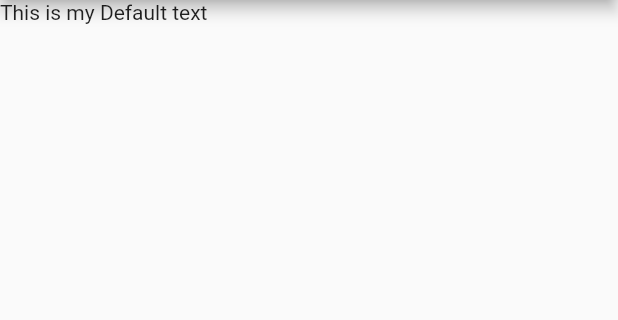
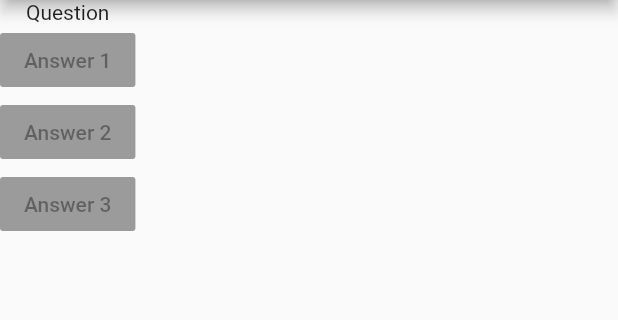
Before and after one commit to bradshaw10/testingflutterapp, a Flutter app: the screen it shows after launch, on a phone screen of 412 x 824 dp, the part 84-404 px from its top. Run offline on Flutter 3.47's test engine with Material 2 defaults, Android fonts, the phone set to English and light mode, and no system bars.

Commit message:
Update main.dart

```diff
--- a/lib/main.dart
+++ b/lib/main.dart
@@ -14,7 +14,14 @@ class MyApp extends StatelessWidget {
         appBar: AppBar(
           title: Text('My First App'),
         ),
-        body: Text('This is my Default text'),
+        body: Column(
+          children: [
+            Text('Question'),
+            RaisedButton(child: Text('Answer 1'), onPressed: null),
+            RaisedButton(child: Text('Answer 2'), onPressed: null),
+            RaisedButton(child: Text('Answer 3'), onPressed: null),
+          ],
+        ),
       ),
     );
   }
```
